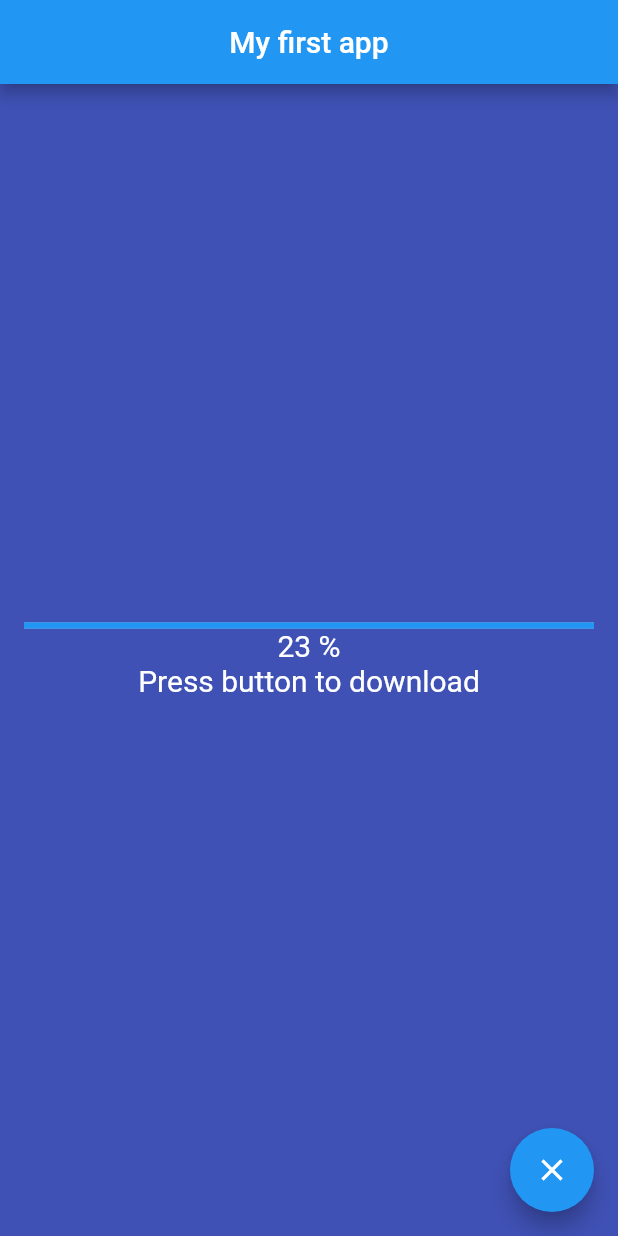
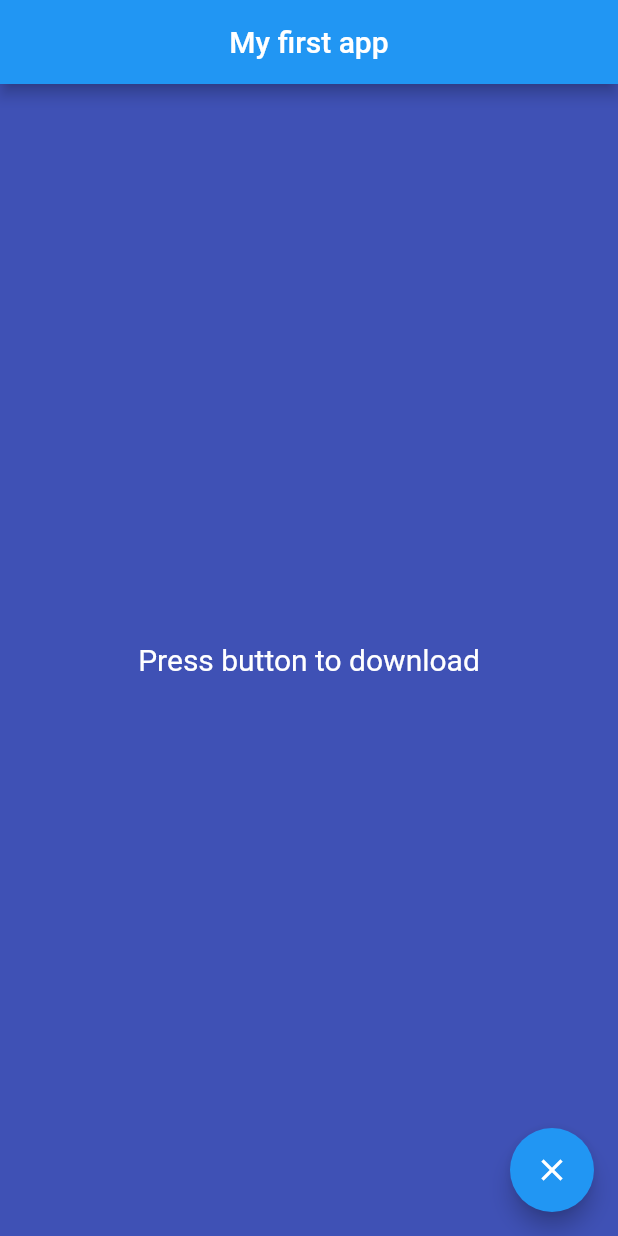
Before and after one commit to Aloxan12/Flutter, a Flutter app: the screen it shows after launch, on a phone screen of 412 x 824 dp. Run offline on Flutter 3.47's test engine with Material 2 defaults, Android fonts, the phone set to English and light mode, and no system bars; missing offline and left inert: dart:ffi.

```diff
--- a/lib/main.dart
+++ b/lib/main.dart
@@ -1,10 +1,44 @@
+import 'dart:async';
+import 'dart:ffi';
+
 import 'package:flutter/material.dart';
 
 void main() {
   runApp(MyFirstApp());
 }
 
-class MyFirstApp extends StatelessWidget {
+class MyFirstApp extends StatefulWidget {
+  @override
+  State<StatefulWidget> createState() {
+    return _MyFirstAppState();
+  }
+}
+
+class _MyFirstAppState extends State<MyFirstApp> {
+  bool _loading = false;
+  double _progressValue = 0.0;
+
+  @override
+  void initSate() {
+    // _loading = false;
+    // _progressValue = 0.0;
+    super.initState();
+  }
+  void _updateProgress(){
+    const oneSec = const Duration(seconds: 1);
+    Timer.periodic(oneSec, (Timer t){
+      setState(() {
+        _progressValue += 0.2;
+        if(_progressValue >= 1.0){
+          _loading = false;
+          t.cancel();
+          _progressValue = 0.0;
+          return;
+        }
+      });
+    });
+  }
+
   @override
   Widget build(BuildContext context) {
     return MaterialApp(
@@ -17,30 +51,30 @@ class MyFirstApp extends StatelessWidget {
         body: Center(
           child: Container(
             padding: EdgeInsets.all(16),
-            child: Column(
-              mainAxisAlignment: MainAxisAlignment.center,
-              children: <Widget>[
-                LinearProgressIndicator(value: 23),
-                Text(
-                  '23 %',
-                  style: TextStyle(
-                    color: Colors.white,
-                    fontSize: 20,
+            child: _loading
+                ? Column(
+                    mainAxisAlignment: MainAxisAlignment.center,
+                    children: <Widget>[
+                      LinearProgressIndicator(value: _progressValue),
+                      Text(
+                        '${(_progressValue * 100).toStringAsFixed(1)}%',
+                        style: TextStyle(color: Colors.white, fontSize: 20),
+                      ),
+                    ],
+                  )
+                : Text(
+                    'Press button to download',
+                    style: TextStyle(color: Colors.white, fontSize: 20),
                   ),
-                ),
-                Text(
-                  'Press button to download',
-                  style: TextStyle(
-                    color: Colors.white,
-                    fontSize: 20,
-                  ),
-                ),
-              ],
-            ),
           ),
         ),
         floatingActionButton: FloatingActionButton(
-          onPressed: null,
+          onPressed: (){
+            setState(() {
+              _loading = !_loading;
+              _updateProgress();
+            });
+          },
           child: Icon(Icons.close),
         ),
       ),
```
